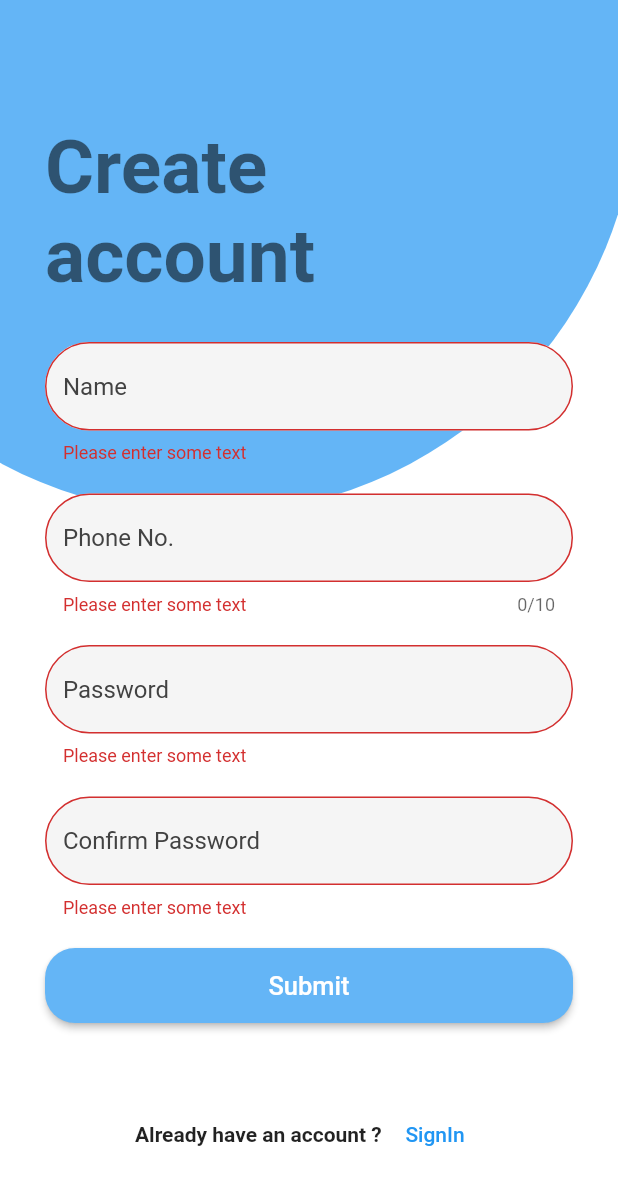
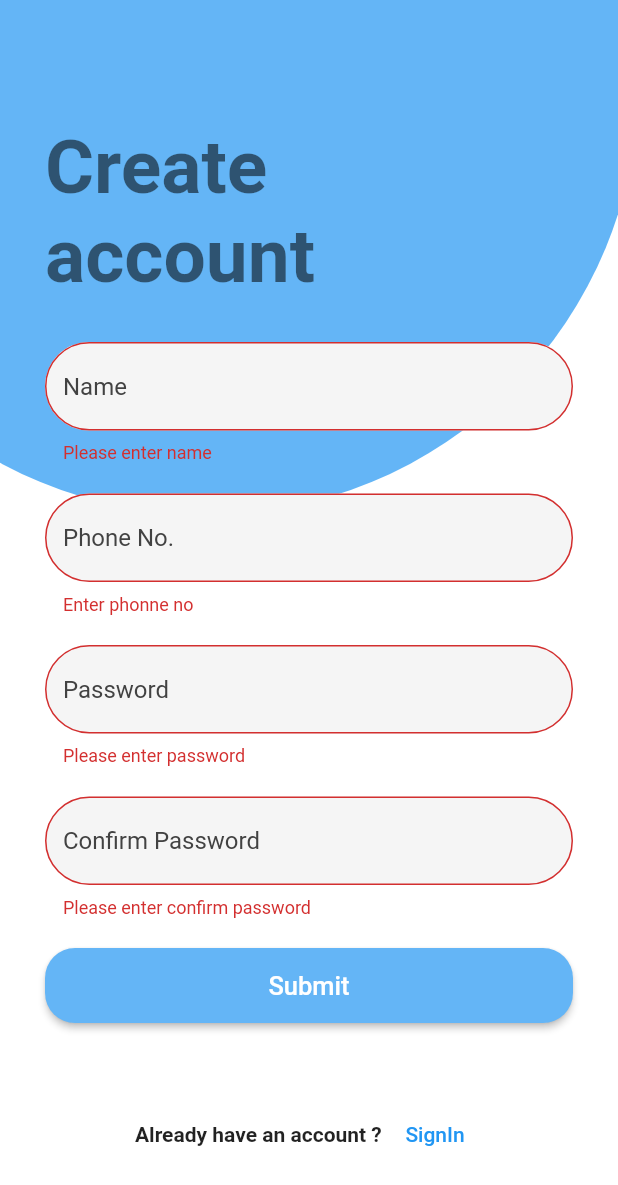
Before and after one commit to akashtripathy/atharv, a Flutter app: the SignUpPage screen opened directly, after a tap on "Submit", on a phone screen of 412 x 824 dp. Shown: the top 1185 px of the screen. Run offline on Flutter 3.47's test engine with Material 2 defaults, Android fonts, the phone set to English and light mode, and no system bars; our stand-ins replace animated_splash_screen, flutter_otp_text_field, page_transition.

Commit message:
refactor some code base, change sign_in to log_in

```diff
--- a/lib/pages/sign_up.dart
+++ b/lib/pages/sign_up.dart
@@ -1,8 +1,8 @@
-import 'package:atharv/pages/dashboard.dart';
 import 'package:atharv/pages/phone_number_screen.dart';
-import 'package:atharv/pages/sign_in.dart';
+import 'package:atharv/pages/log_in.dart';
 import 'package:atharv/widgets/custom_layout.dart';
 import 'package:flutter/material.dart';
+import 'package:flutter/services.dart';
 
 class SignUpPage extends StatefulWidget {
   const SignUpPage({super.key});
@@ -16,7 +16,8 @@ class _SignUpPageState extends State<SignUpPage> {
   var phoneNoController = TextEditingController();
   var passController = TextEditingController();
   var confPassCotroller = TextEditingController();
-  Future<void> Signup() async {
+
+  Future<void> signUp() async {
     if (_formKey.currentState!.validate()) {
       if (phoneNoController.text.length < 10 &&
           phoneNoController.text.isNotEmpty) {
@@ -64,8 +65,8 @@ class _SignUpPageState extends State<SignUpPage> {
     );
   }
 
+  final _formKey = GlobalKey<FormState>();
   @override
-  final _formKey = GlobalKey<FormState>();
   Widget build(BuildContext context) {
     final size = MediaQuery.of(context).size;
     return Center(
@@ -136,7 +137,7 @@ class _SignUpPageState extends State<SignUpPage> {
                                 TextFormField(
                                   validator: (value) {
                                     if (value == null || value.isEmpty) {
-                                      return 'Please enter some text';
+                                      return 'Please enter name';
                                     }
                                     return null;
                                   },
@@ -158,16 +159,21 @@ class _SignUpPageState extends State<SignUpPage> {
                                 TextFormField(
                                   validator: (value) {
                                     if (value == null || value.isEmpty) {
-                                      return 'Please enter some text';
+                                      return 'Enter phonne no';
                                     }
                                     return null;
                                   },
+                                  inputFormatters: <TextInputFormatter>[
+                                    FilteringTextInputFormatter.allow(
+                                        RegExp(r'[0-9]')),
+                                  ],
                                   controller: phoneNoController,
                                   maxLength: 10,
                                   decoration: InputDecoration(
                                     border: OutlineInputBorder(
                                       borderRadius: BorderRadius.circular(50.0),
                                     ),
+                                    counterText: '',
                                     filled: true,
                                     hintStyle:
                                         TextStyle(color: Colors.grey[800]),
@@ -181,11 +187,12 @@ class _SignUpPageState extends State<SignUpPage> {
                                 TextFormField(
                                   validator: (value) {
                                     if (value == null || value.isEmpty) {
-                                      return 'Please enter some text';
+                                      return 'Please enter password';
                                     }
                                     return null;
                                   },
                                   controller: passController,
+                                  obscureText: true,
                                   decoration: InputDecoration(
                                     border: OutlineInputBorder(
                                       borderRadius: BorderRadius.circular(50.0),
@@ -203,11 +210,12 @@ class _SignUpPageState extends State<SignUpPage> {
                                 TextFormField(
                                   validator: (value) {
                                     if (value == null || value.isEmpty) {
-                                      return 'Please enter some text';
+                                      return 'Please enter confirm password';
                                     }
                                     return null;
                                   },
                                   controller: confPassCotroller,
+                                  obscureText: true,
                                   decoration: InputDecoration(
                                     border: OutlineInputBorder(
                                         borderRadius:
@@ -229,7 +237,7 @@ class _SignUpPageState extends State<SignUpPage> {
                                   height: 50,
                                   child: ElevatedButton(
                                     onPressed: () {
-                                      Signup();
+                                      signUp();
                                     },
                                     style: ElevatedButton.styleFrom(
                                         foregroundColor: Colors.white,
--- a/lib/pages/welcome_page.dart
+++ b/lib/pages/welcome_page.dart
@@ -1,5 +1,5 @@
 import 'package:atharv/pages/phone_number_screen.dart';
-import 'package:atharv/pages/sign_in.dart';
+import 'package:atharv/pages/log_in.dart';
 import 'package:flutter/material.dart';
 
 class WelcomePage extends StatelessWidget {
```
Also changed, not shown: lib/pages/log_in.dart (renamed from lib/pages/sign_in.dart, +12 -6 lines), lib/pages/otp_screen.dart (+23 -23 lines), lib/pages/phone_number_screen.dart (+9 -9 lines).
